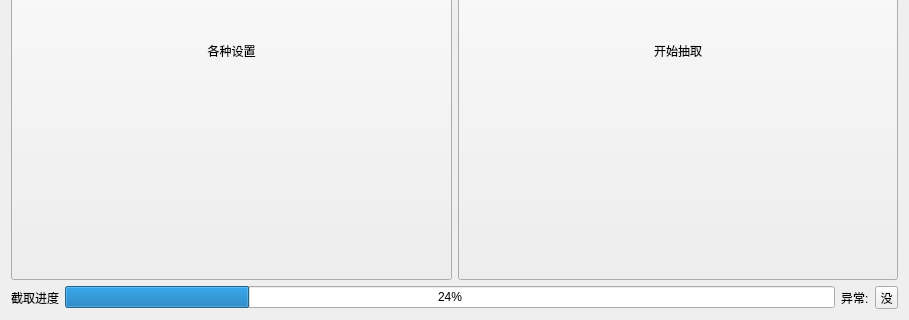
ArmoredP1g/EarthquakeDataExtractor, file EarthquakeDataExtract/EarthquakeDataExtract.ui: the form before one commit; both pictures show x 0 to 909 and y 298 to 618 of the 909 by 618 pixel window.
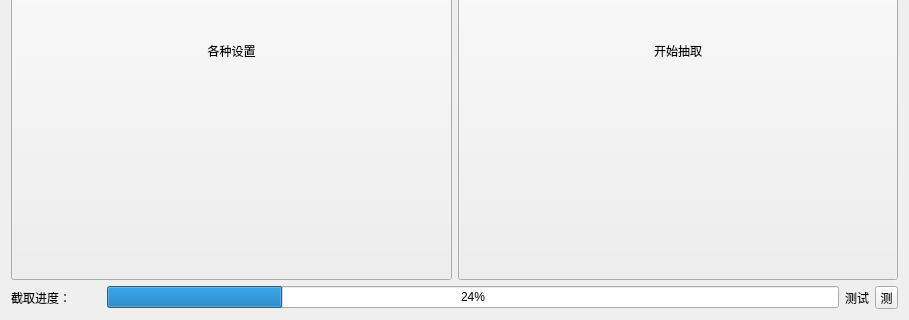
The form after the commit.

What changed in the file:
```diff
--- a/EarthquakeDataExtract/EarthquakeDataExtract.ui
+++ b/EarthquakeDataExtract/EarthquakeDataExtract.ui
@@ -203,8 +203,14 @@
     <layout class="QHBoxLayout" name="horizontalLayout_4">
      <item>
       <widget class="QLabel" name="label_3">
+       <property name="minimumSize">
+        <size>
+         <width>90</width>
+         <height>0</height>
+        </size>
+       </property>
        <property name="text">
-        <string>截取进度</string>
+        <string>截取进度：</string>
        </property>
       </widget>
      </item>
@@ -218,7 +224,7 @@
      <item>
       <widget class="QLabel" name="label_6">
        <property name="text">
-        <string>异常:</string>
+        <string>测试</string>
        </property>
       </widget>
      </item>
@@ -237,7 +243,7 @@
         </size>
        </property>
        <property name="text">
-        <string>没</string>
+        <string>测</string>
        </property>
       </widget>
      </item>
```
